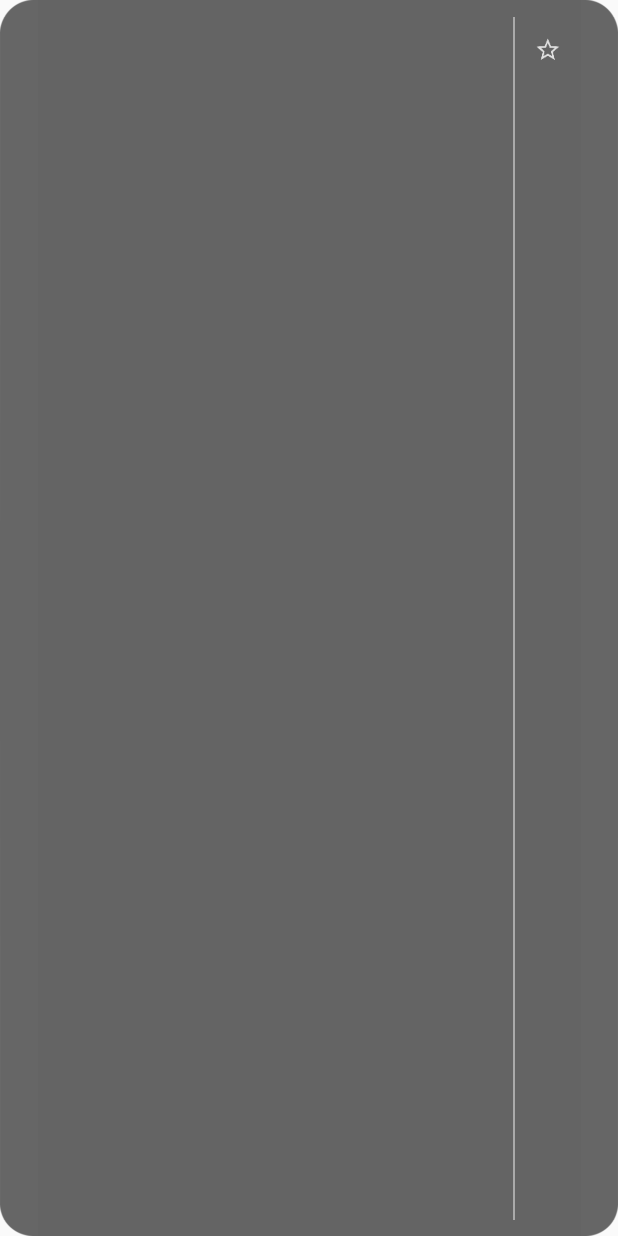
After one commit to tony-mak/Eng-Chi-Dictionary, an Android app: the layout dictionary_head.xml on its own in the app's theme, with its tools: preview values and no code run, on a phone screen of 412 x 824 dp. The commit adds this screen. Run offline under Robolectric (Android 15) with nearby library versions, the phone set to English and light mode, and no system bars.

Commit message:
Dictioanry head

```diff
--- a/app/src/main/java/com/madeinhk/english_chinesedictionary/DictionaryActivity.java
+++ b/app/src/main/java/com/madeinhk/english_chinesedictionary/DictionaryActivity.java
@@ -23,8 +23,8 @@ import android.widget.AdapterView;
 import android.widget.ArrayAdapter;
 import android.widget.ListView;
 
-import com.crashlytics.android.Crashlytics;
 import com.madeinhk.app.AboutFragment;
+import com.madeinhk.english_chinesedictionary.service.DictionaryHeadService;
 import com.madeinhk.english_chinesedictionary.service.ClipboardService;
 import com.madeinhk.model.ECDictionary;
 import com.madeinhk.utils.Analytics;
--- /dev/null
+++ b/app/src/main/res/drawable/checkable_fav.xml
@@ -0,0 +1,5 @@
+<?xml version="1.0" encoding="utf-8"?>
+<selector xmlns:android="http://schemas.android.com/apk/res/android">
+    <item android:drawable="@drawable/ic_star_white_48dp" android:state_checked="true" />
+    <item android:drawable="@drawable/ic_star_outline_white_48dp" android:state_checked="false" />
+</selector>
--- /dev/null
+++ b/app/src/main/res/layout/dictionary_head.xml
@@ -0,0 +1,36 @@
+<?xml version="1.0" encoding="utf-8"?>
+
+<LinearLayout xmlns:android="http://schemas.android.com/apk/res/android"
+    android:layout_width="match_parent"
+    android:layout_height="match_parent"
+    android:orientation="horizontal"
+    android:background="@drawable/toast_frame">
+
+    <TextView
+        android:id="@+id/message"
+        android:layout_width="wrap_content"
+        android:layout_height="wrap_content"
+        android:layout_weight="1"
+        android:layout_gravity="center_horizontal"
+        android:textColor="#FFFFFF"
+        android:shadowColor="#BB000000"
+        android:fontFamily="sans-serif-condensed"
+        android:shadowRadius="2.75" />
+
+    <View
+        android:layout_width="1dp"
+        android:layout_height="fill_parent"
+        android:background="@android:color/darker_gray" />
+
+    <ToggleButton
+        android:id="@+id/fav_button"
+        android:layout_width="24dp"
+        android:layout_height="24dp"
+        android:background="@drawable/checkable_fav"
+        android:layout_margin="10dp"
+        android:textOn=""
+        android:textOff=""
+        android:focusable="false"
+        android:focusableInTouchMode="false"
+        android:layout_centerVertical="true" />
+</LinearLayout>
--- a/app/src/main/res/layout/toast_meaning.xml
+++ b/app/src/main/res/layout/toast_meaning.xml
@@ -13,4 +13,5 @@
         android:layout_height="wrap_content"
         android:textSize="16sp"
         android:textColor="#FFF" />
+
 </LinearLayout>
```
Also changed, not shown: app/src/main/AndroidManifest.xml (+8 -1 lines), app/src/main/java/com/madeinhk/english_chinesedictionary/service/ClipboardService.java (+37 -27 lines), app/src/main/java/com/madeinhk/english_chinesedictionary/service/DictionaryHeadService.java (added, +141 -0 lines), app/src/main/java/com/madeinhk/model/Word.java (+65 -2 lines), app/src/main/res/drawable-hdpi/toast_frame.9.png (added), app/src/main/res/drawable-mdpi/toast_frame.9.png (added), app/src/main/res/drawable-xhdpi/toast_frame.9.png (added), app/src/main/res/drawable-xxhdpi/toast_frame.9.png (added).
